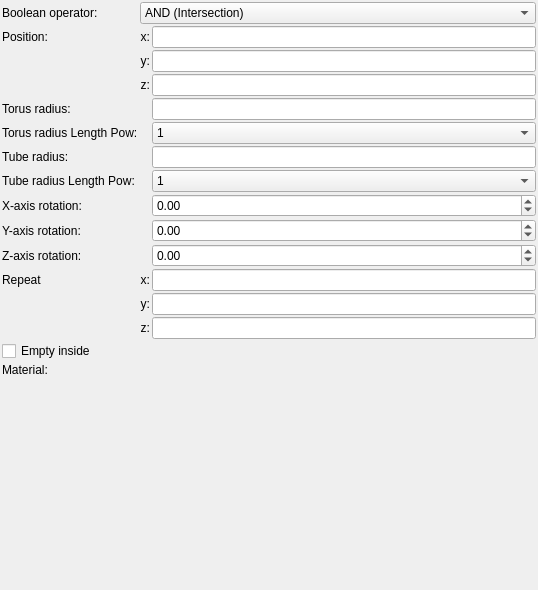
First picture: the form in mandelbulber2/formula/ui/primitive_torus.ui, repository buddhi1980/mandelbulber2, before the edit.
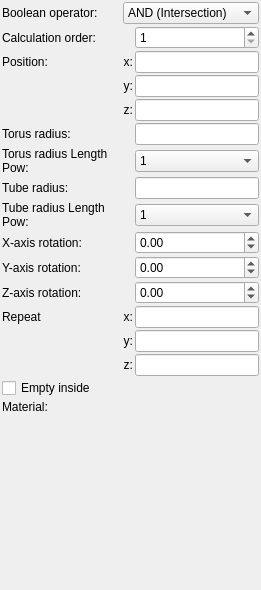
Second picture: the form after the edit. Custom widgets are drawn as their Qt base class.

Commit message: Added caclucation order parameter for booleans. Increased speed of loading thumbnals by disablind CalculateDistanceFrompoint when it is not needed

```diff
--- a/mandelbulber2/formula/ui/primitive_torus.ui
+++ b/mandelbulber2/formula/ui/primitive_torus.ui
@@ -6,7 +6,7 @@
    <rect>
     <x>0</x>
     <y>0</y>
-    <width>538</width>
+    <width>261</width>
     <height>590</height>
    </rect>
   </property>
@@ -34,14 +34,24 @@
      <property name="spacing">
       <number>2</number>
      </property>
-     <item row="15" column="0">
+     <item row="0" column="0">
+      <widget class="QLabel" name="label_21">
+       <property name="text">
+        <string>Boolean operator:</string>
+       </property>
+       <property name="wordWrap">
+        <bool>true</bool>
+       </property>
+      </widget>
+     </item>
+     <item row="16" column="0">
       <widget class="QLabel" name="label_20">
        <property name="text">
         <string>Material:</string>
        </property>
       </widget>
      </item>
-     <item row="13" column="1">
+     <item row="14" column="1">
       <widget class="QLabel" name="label_repeat_z_2">
        <property name="text">
         <string>z:</string>
@@ -51,7 +61,7 @@
        </property>
       </widget>
      </item>
-     <item row="9" column="2">
+     <item row="10" column="2">
       <widget class="MyDoubleSpinBox" name="spinboxd3_rotation_y">
        <property name="sizePolicy">
         <sizepolicy hsizetype="Minimum" vsizetype="Maximum">
@@ -79,14 +89,17 @@
        </property>
       </widget>
      </item>
-     <item row="7" column="0">
+     <item row="8" column="0">
       <widget class="QLabel" name="label_3">
        <property name="text">
         <string>Tube radius Length Pow:</string>
        </property>
+       <property name="wordWrap">
+        <bool>true</bool>
+       </property>
       </widget>
      </item>
-     <item row="15" column="1" colspan="2">
+     <item row="16" column="1" colspan="2">
       <widget class="cMaterialSelector" name="materialselector_material_id" native="true">
        <property name="sizePolicy">
         <sizepolicy hsizetype="Preferred" vsizetype="Minimum">
@@ -96,48 +109,48 @@
        </property>
       </widget>
      </item>
-     <item row="1" column="0">
+     <item row="2" column="0">
       <widget class="QLabel" name="label_10">
        <property name="text">
         <string>Position:</string>
        </property>
       </widget>
      </item>
-     <item row="7" column="2">
-      <widget class="MyComboBox" name="comboBox_tube_radius_lpow">
-       <item>
-        <property name="text">
-         <string notr="true">1</string>
-        </property>
-       </item>
-       <item>
-        <property name="text">
-         <string notr="true">2</string>
-        </property>
-       </item>
-       <item>
-        <property name="text">
-         <string notr="true">4</string>
-        </property>
-       </item>
-       <item>
-        <property name="text">
-         <string notr="true">8</string>
-        </property>
-       </item>
-       <item>
-        <property name="text">
-         <string notr="true">16</string>
-        </property>
-       </item>
-       <item>
-        <property name="text">
-         <string notr="true">32</string>
-        </property>
-       </item>
-      </widget>
-     </item>
      <item row="8" column="2">
+      <widget class="MyComboBox" name="comboBox_tube_radius_lpow">
+       <item>
+        <property name="text">
+         <string notr="true">1</string>
+        </property>
+       </item>
+       <item>
+        <property name="text">
+         <string notr="true">2</string>
+        </property>
+       </item>
+       <item>
+        <property name="text">
+         <string notr="true">4</string>
+        </property>
+       </item>
+       <item>
+        <property name="text">
+         <string notr="true">8</string>
+        </property>
+       </item>
+       <item>
+        <property name="text">
+         <string notr="true">16</string>
+        </property>
+       </item>
+       <item>
+        <property name="text">
+         <string notr="true">32</string>
+        </property>
+       </item>
+      </widget>
+     </item>
+     <item row="9" column="2">
       <widget class="MyDoubleSpinBox" name="spinboxd3_rotation_x">
        <property name="sizePolicy">
         <sizepolicy hsizetype="Minimum" vsizetype="Maximum">
@@ -165,7 +178,7 @@
        </property>
       </widget>
      </item>
-     <item row="6" column="2">
+     <item row="7" column="2">
       <widget class="MyLineEdit" name="logedit_tube_radius">
        <property name="sizePolicy">
         <sizepolicy hsizetype="Expanding" vsizetype="Maximum">
@@ -175,7 +188,7 @@
        </property>
       </widget>
      </item>
-     <item row="2" column="1">
+     <item row="3" column="1">
       <widget class="QLabel" name="label_12">
        <property name="text">
         <string>y:</string>
@@ -185,14 +198,14 @@
        </property>
       </widget>
      </item>
-     <item row="4" column="0">
+     <item row="5" column="0">
       <widget class="QLabel" name="label_14">
        <property name="text">
         <string>Torus radius:</string>
        </property>
       </widget>
      </item>
-     <item row="5" column="2">
+     <item row="6" column="2">
       <widget class="MyComboBox" name="comboBox_radius_lpow">
        <item>
         <property name="text">
@@ -226,7 +239,7 @@
        </item>
       </widget>
      </item>
-     <item row="11" column="1">
+     <item row="12" column="1">
       <widget class="QLabel" name="label_repeat_x_2">
        <property name="text">
         <string>x:</string>
@@ -236,7 +249,7 @@
        </property>
       </widget>
      </item>
-     <item row="3" column="2">
+     <item row="4" column="2">
       <widget class="MyLineEdit" name="vect3_position_z">
        <property name="sizePolicy">
         <sizepolicy hsizetype="Expanding" vsizetype="Maximum">
@@ -246,14 +259,17 @@
        </property>
       </widget>
      </item>
-     <item row="9" column="0">
+     <item row="10" column="0">
       <widget class="QLabel" name="label_9">
        <property name="text">
         <string>Y-axis rotation:</string>
        </property>
+       <property name="wordWrap">
+        <bool>true</bool>
+       </property>
       </widget>
      </item>
-     <item row="3" column="1">
+     <item row="4" column="1">
       <widget class="QLabel" name="label_13">
        <property name="text">
         <string>z:</string>
@@ -263,14 +279,17 @@
        </property>
       </widget>
      </item>
-     <item row="10" column="0">
+     <item row="11" column="0">
       <widget class="QLabel" name="label_15">
        <property name="text">
         <string>Z-axis rotation:</string>
        </property>
+       <property name="wordWrap">
+        <bool>true</bool>
+       </property>
       </widget>
      </item>
-     <item row="4" column="2">
+     <item row="5" column="2">
       <widget class="MyLineEdit" name="logedit_radius">
        <property name="sizePolicy">
         <sizepolicy hsizetype="Expanding" vsizetype="Maximum">
@@ -280,7 +299,7 @@
        </property>
       </widget>
      </item>
-     <item row="12" column="1">
+     <item row="13" column="1">
       <widget class="QLabel" name="label_repeat_y_2">
        <property name="text">
         <string>y:</string>
@@ -290,17 +309,17 @@
        </property>
       </widget>
      </item>
-     <item row="12" column="2">
-      <widget class="MyLineEdit" name="vect3_repeat_y">
-       <property name="sizePolicy">
-        <sizepolicy hsizetype="Expanding" vsizetype="Maximum">
-         <horstretch>0</horstretch>
-         <verstretch>0</verstretch>
-        </sizepolicy>
-       </property>
-      </widget>
-     </item>
      <item row="13" column="2">
+      <widget class="MyLineEdit" name="vect3_repeat_y">
+       <property name="sizePolicy">
+        <sizepolicy hsizetype="Expanding" vsizetype="Maximum">
+         <horstretch>0</horstretch>
+         <verstretch>0</verstretch>
+        </sizepolicy>
+       </property>
+      </widget>
+     </item>
+     <item row="14" column="2">
       <widget class="MyLineEdit" name="vect3_repeat_z">
        <property name="sizePolicy">
         <sizepolicy hsizetype="Expanding" vsizetype="Maximum">
@@ -310,7 +329,7 @@
        </property>
       </widget>
      </item>
-     <item row="1" column="2">
+     <item row="2" column="2">
       <widget class="MyLineEdit" name="vect3_position_x">
        <property name="sizePolicy">
         <sizepolicy hsizetype="Expanding" vsizetype="Maximum">
@@ -320,35 +339,35 @@
        </property>
       </widget>
      </item>
-     <item row="10" column="2">
-      <widget class="MyDoubleSpinBox" name="spinboxd3_rotation_z">
-       <property name="sizePolicy">
-        <sizepolicy hsizetype="Minimum" vsizetype="Maximum">
-         <horstretch>0</horstretch>
-         <verstretch>0</verstretch>
-        </sizepolicy>
-       </property>
-       <property name="prefix">
-        <string/>
-       </property>
-       <property name="suffix">
-        <string/>
-       </property>
-       <property name="decimals">
-        <number>2</number>
-       </property>
-       <property name="minimum">
-        <double>-36000.000000000000000</double>
-       </property>
-       <property name="maximum">
-        <double>36000.000000000000000</double>
-       </property>
-       <property name="singleStep">
-        <double>0.100000000000000</double>
-       </property>
-      </widget>
-     </item>
      <item row="11" column="2">
+      <widget class="MyDoubleSpinBox" name="spinboxd3_rotation_z">
+       <property name="sizePolicy">
+        <sizepolicy hsizetype="Minimum" vsizetype="Maximum">
+         <horstretch>0</horstretch>
+         <verstretch>0</verstretch>
+        </sizepolicy>
+       </property>
+       <property name="prefix">
+        <string/>
+       </property>
+       <property name="suffix">
+        <string/>
+       </property>
+       <property name="decimals">
+        <number>2</number>
+       </property>
+       <property name="minimum">
+        <double>-36000.000000000000000</double>
+       </property>
+       <property name="maximum">
+        <double>36000.000000000000000</double>
+       </property>
+       <property name="singleStep">
+        <double>0.100000000000000</double>
+       </property>
+      </widget>
+     </item>
+     <item row="12" column="2">
       <widget class="MyLineEdit" name="vect3_repeat_x">
        <property name="sizePolicy">
         <sizepolicy hsizetype="Expanding" vsizetype="Maximum">
@@ -358,14 +377,17 @@
        </property>
       </widget>
      </item>
-     <item row="8" column="0">
+     <item row="9" column="0">
       <widget class="QLabel" name="label_8">
        <property name="text">
         <string>X-axis rotation:</string>
        </property>
+       <property name="wordWrap">
+        <bool>true</bool>
+       </property>
       </widget>
      </item>
-     <item row="1" column="1">
+     <item row="2" column="1">
       <widget class="QLabel" name="label_11">
        <property name="text">
         <string>x:</string>
@@ -375,28 +397,31 @@
        </property>
       </widget>
      </item>
-     <item row="6" column="0">
+     <item row="7" column="0">
       <widget class="QLabel" name="label_16">
        <property name="text">
         <string>Tube radius:</string>
        </property>
       </widget>
      </item>
-     <item row="5" column="0">
+     <item row="6" column="0">
       <widget class="QLabel" name="label">
        <property name="text">
         <string>Torus radius Length Pow:</string>
        </property>
+       <property name="wordWrap">
+        <bool>true</bool>
+       </property>
       </widget>
      </item>
-     <item row="11" column="0">
+     <item row="12" column="0">
       <widget class="QLabel" name="label_2">
        <property name="text">
         <string>Repeat</string>
        </property>
       </widget>
      </item>
-     <item row="14" column="0" colspan="3">
+     <item row="15" column="0" colspan="3">
       <widget class="MyCheckBox" name="checkBox_empty">
        <property name="sizePolicy">
         <sizepolicy hsizetype="Minimum" vsizetype="Maximum">
@@ -409,7 +434,7 @@
        </property>
       </widget>
      </item>
-     <item row="2" column="2">
+     <item row="3" column="2">
       <widget class="MyLineEdit" name="vect3_position_y">
        <property name="sizePolicy">
         <sizepolicy hsizetype="Expanding" vsizetype="Maximum">
@@ -419,16 +444,6 @@
        </property>
       </widget>
      </item>
-     <item row="0" column="0">
-      <widget class="QLabel" name="label_21">
-       <property name="text">
-        <string>Boolean operator:</string>
-       </property>
-       <property name="wordWrap">
-        <bool>true</bool>
-       </property>
-      </widget>
-     </item>
      <item row="0" column="1" colspan="2">
       <widget class="MyComboBox" name="comboBox_boolean_operator">
        <property name="sizePolicy">
@@ -437,9 +452,6 @@
          <verstretch>0</verstretch>
         </sizepolicy>
        </property>
-       <property name="toolTip">
-        <string>&lt;html&gt;&lt;head/&gt;&lt;body&gt;&lt;p&gt;Distance estimation is a method which calculates approximate distance to fractal surface from any point in space.&lt;/p&gt;&lt;p&gt;- Automatic mode uses distance estimation method defined for selected fractal&lt;/p&gt;&lt;p&gt;- Force &amp;quot;Delta DE&amp;quot; method uses  Delta DE algorithm which is slower but works also with untypical fractal configurations&lt;br/&gt;&lt;/p&gt;&lt;/body&gt;&lt;/html&gt;</string>
-       </property>
        <item>
         <property name="text">
          <string>AND (Intersection)</string>
@@ -462,6 +474,35 @@
        </item>
       </widget>
      </item>
+     <item row="1" column="0">
+      <widget class="QLabel" name="label_22">
+       <property name="text">
+        <string>Calculation order:</string>
+       </property>
+       <property name="wordWrap">
+        <bool>true</bool>
+       </property>
+      </widget>
+     </item>
+     <item row="1" column="2">
+      <widget class="MySpinBox" name="spinboxInt_calculation_order">
+       <property name="sizePolicy">
+        <sizepolicy hsizetype="Minimum" vsizetype="Maximum">
+         <horstretch>0</horstretch>
+         <verstretch>0</verstretch>
+        </sizepolicy>
+       </property>
+       <property name="toolTip">
+        <string>&lt;html&gt;&lt;head/&gt;&lt;body&gt;&lt;p&gt;Order of calculation boolean operators. Object with lower number will be calculated first.&lt;/p&gt;&lt;/body&gt;&lt;/html&gt;</string>
+       </property>
+       <property name="minimum">
+        <number>1</number>
+       </property>
+       <property name="maximum">
+        <number>9999</number>
+       </property>
+      </widget>
+     </item>
     </layout>
    </item>
    <item>
@@ -506,6 +547,11 @@
    <extends>QComboBox</extends>
    <header>my_combo_box.h</header>
   </customwidget>
+  <customwidget>
+   <class>MySpinBox</class>
+   <extends>QSpinBox</extends>
+   <header>my_spin_box.h</header>
+  </customwidget>
  </customwidgets>
  <tabstops>
   <tabstop>vect3_position_x</tabstop>
```
The commit also changes 13 other files.
